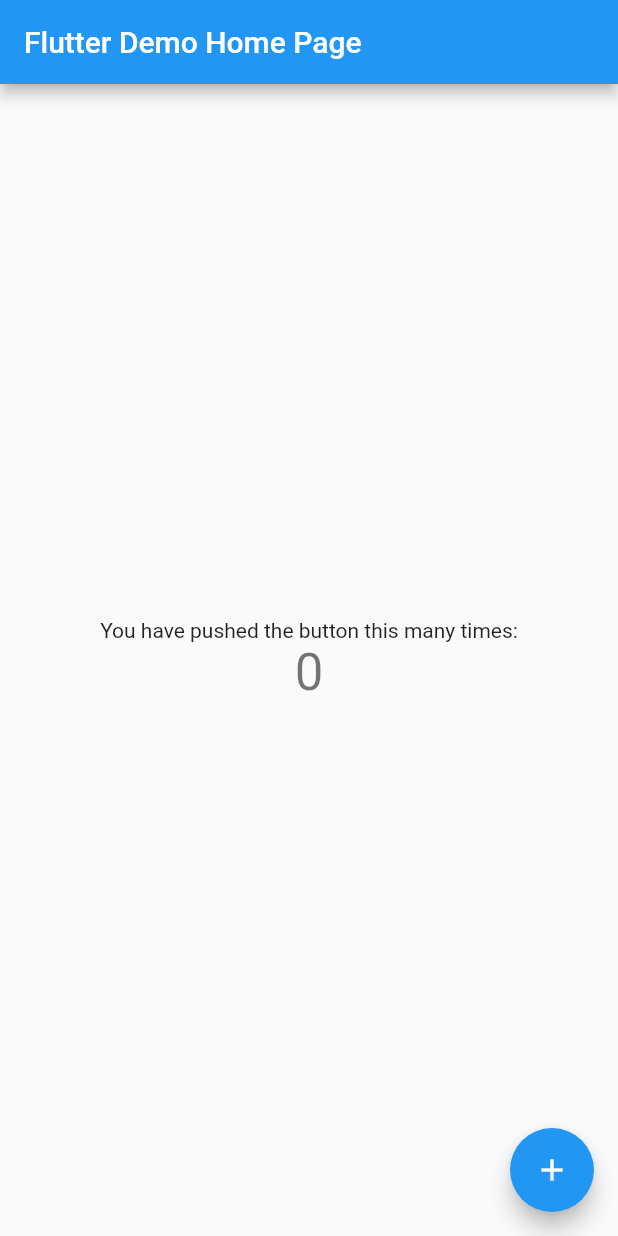
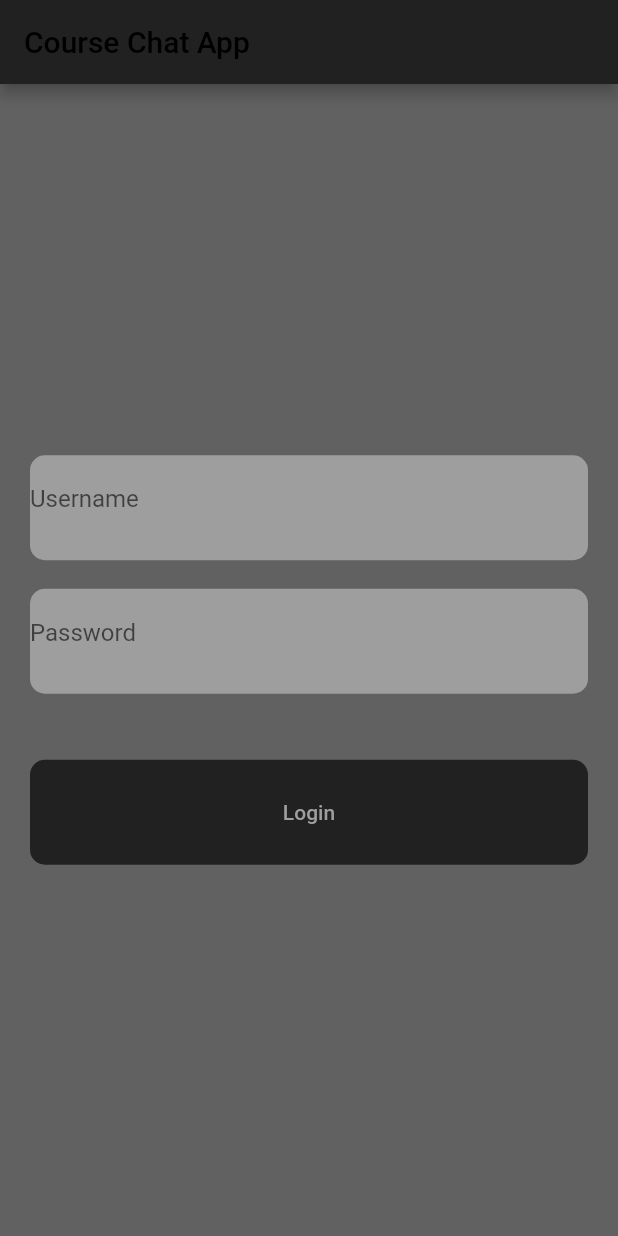
Before and after one commit to tusharbansal22/CS200-Chat-App, a Flutter app: the screen it shows after launch, on a phone screen of 412 x 824 dp. Run offline on Flutter 3.47's test engine with Material 2 defaults, Android fonts, the phone set to English and light mode, and no system bars; our stand-ins replace supabase_flutter; accounts and stored records are empty.

Commit message:
added login screens

```diff
--- a/lib/main.dart
+++ b/lib/main.dart
@@ -1,115 +1,32 @@
+import 'package:chat/screens/home.dart';
+import 'package:chat/screens/login.dart';
 import 'package:flutter/material.dart';
-
-void main() {
-  runApp(const MyApp());
+import 'package:supabase_flutter/supabase_flutter.dart';
+Future<void> main() async {
+  await Supabase.initialize(
+    url: 'https://qzllztxvkogyfjebfpjr.supabase.co',
+    anonKey: 'eyJhbGciOiJIUzI1NiIsInR5cCI6IkpXVCJ9.eyJpc3MiOiJzdXBhYmFzZSIsInJlZiI6InF6bGx6dHh2a29neWZqZWJmcGpyIiwicm9sZSI6ImFub24iLCJpYXQiOjE2NzgyMTYwMjQsImV4cCI6MTk5Mzc5MjAyNH0.sGtNZqRvtiR3I1rAgcMeiuAzIvpsCxxc_uEEC9lAWH4',
+  );
+  runApp(MyApp());
 }
 
+
 class MyApp extends StatelessWidget {
-  const MyApp({super.key});
-
-  // This widget is the root of your application.
+   const MyApp({super.key});
   @override
   Widget build(BuildContext context) {
+    final supabase = Supabase.instance.client;
     return MaterialApp(
       title: 'Flutter Demo',
       theme: ThemeData(
-        // This is the theme of your application.
-        //
-        // Try running your application with "flutter run". You'll see the
-        // application has a blue toolbar. Then, without quitting the app, try
-        // changing the primarySwatch below to Colors.green and then invoke
-        // "hot reload" (press "r" in the console where you ran "flutter run",
-        // or simply save your changes to "hot reload" in a Flutter IDE).
-        // Notice that the counter didn't reset back to zero; the application
-        // is not restarted.
-        primarySwatch: Colors.blue,
+        primarySwatch: Colors.grey,
       ),
-      home: const MyHomePage(title: 'Flutter Demo Home Page'),
+      routes: {
+        'home':(context)=>Home(),
+        'login':(context)=>Login()
+
+      },
+      initialRoute: supabase.auth.currentUser != null?'home':'login',
     );
   }
 }
-
-class MyHomePage extends StatefulWidget {
-  const MyHomePage({super.key, required this.title});
-
-  // This widget is the home page of your application. It is stateful, meaning
-  // that it has a State object (defined below) that contains fields that affect
-  // how it looks.
-
-  // This class is the configuration for the state. It holds the values (in this
-  // case the title) provided by the parent (in this case the App widget) and
-  // used by the build method of the State. Fields in a Widget subclass are
-  // always marked "final".
-
-  final String title;
-
-  @override
-  State<MyHomePage> createState() => _MyHomePageState();
-}
-
-class _MyHomePageState extends State<MyHomePage> {
-  int _counter = 0;
-
-  void _incrementCounter() {
-    setState(() {
-      // This call to setState tells the Flutter framework that something has
-      // changed in this State, which causes it to rerun the build method below
-      // so that the display can reflect the updated values. If we changed
-      // _counter without calling setState(), then the build method would not be
-      // called again, and so nothing would appear to happen.
-      _counter++;
-    });
-  }
-
-  @override
-  Widget build(BuildContext context) {
-    // This method is rerun every time setState is called, for instance as done
-    // by the _incrementCounter method above.
-    //
-    // The Flutter framework has been optimized to make rerunning build methods
-    // fast, so that you can just rebuild anything that needs updating rather
-    // than having to individually change instances of widgets.
-    return Scaffold(
-      appBar: AppBar(
-        // Here we take the value from the MyHomePage object that was created by
-        // the App.build method, and use it to set our appbar title.
-        title: Text(widget.title),
-      ),
-      body: Center(
-        // Center is a layout widget. It takes a single child and positions it
-        // in the middle of the parent.
-        child: Column(
-          // Column is also a layout widget. It takes a list of children and
-          // arranges them vertically. By default, it sizes itself to fit its
-          // children horizontally, and tries to be as tall as its parent.
-          //
-          // Invoke "debug painting" (press "p" in the console, choose the
-          // "Toggle Debug Paint" action from the Flutter Inspector in Android
-          // Studio, or the "Toggle Debug Paint" command in Visual Studio Code)
-          // to see the wireframe for each widget.
-          //
-          // Column has various properties to control how it sizes itself and
-          // how it positions its children. Here we use mainAxisAlignment to
-          // center the children vertically; the main axis here is the vertical
-          // axis because Columns are vertical (the cross axis would be
-          // horizontal).
-          mainAxisAlignment: MainAxisAlignment.center,
-          children: <Widget>[
-            const Text(
-              'You have pushed the button this many times:',
-            ),
-            Text(
-              '$_counter',
-              style: Theme.of(context).textTheme.headlineMedium,
-            ),
-          ],
-        ),
-      ),
-      floatingActionButton: FloatingActionButton(
-        onPressed: _incrementCounter,
-        tooltip: 'Increment',
-        child: const Icon(Icons.add),
-      ), // This trailing comma makes auto-formatting nicer for build methods.
-    );
-  }
-}
--- /dev/null
+++ b/lib/screens/home.dart
@@ -0,0 +1,18 @@
+import 'package:flutter/material.dart';
+
+class Home extends StatefulWidget {
+  const Home({Key? key}) : super(key: key);
+
+  @override
+  State<Home> createState() => _HomeState();
+}
+
+class _HomeState extends State<Home> {
+  @override
+  Widget build(BuildContext context) {
+    return Scaffold(
+      appBar: AppBar(title: Text("Course Chat App"),backgroundColor: Colors.grey.shade700,),
+      body: Text('Home Screen'),
+    );
+  }
+}
--- /dev/null
+++ b/lib/screens/login.dart
@@ -0,0 +1,80 @@
+import 'package:flutter/material.dart';
+import 'package:flutter/services.dart';
+import 'package:supabase_flutter/supabase_flutter.dart';
+
+class Login extends StatefulWidget {
+  const Login({Key? key}) : super(key: key);
+
+  @override
+  State<Login> createState() => _LoginState();
+}
+
+class _LoginState extends State<Login> {
+  @override
+  final supabase = Supabase.instance.client;
+  var username = "";
+  var pass = "";
+  Widget build(BuildContext context) {
+    return Scaffold(
+      appBar: AppBar(
+        title: Text('Course Chat App'),
+        backgroundColor: Colors.grey.shade900,
+      ),
+      body: Container(
+        width: double.infinity,
+        color: Colors.grey.shade700,
+        child: Column(
+          mainAxisAlignment: MainAxisAlignment.center,
+          crossAxisAlignment: CrossAxisAlignment.center,
+          children: [
+            Container(
+              height: 70,
+              decoration: BoxDecoration(
+                  color: Colors.grey.shade500,
+                  borderRadius: BorderRadius.circular(10)),
+              margin: EdgeInsets.symmetric(vertical: 2, horizontal: 20),
+              child: TextFormField(
+                textAlign: TextAlign.center,
+                decoration: InputDecoration(
+                    labelText: "Username",
+                    border: InputBorder.none),
+                onChanged: (value) {
+                  username = value;
+                },
+              ),
+            ),
+            SizedBox(height: 15,),
+
+            Container(
+              height: 70,
+              decoration: BoxDecoration(
+                  color: Colors.grey.shade500,
+                  borderRadius: BorderRadius.circular(10)),
+              margin: EdgeInsets.symmetric(vertical: 2, horizontal: 20),
+              child: TextFormField(
+                onChanged: (value) {
+                  pass = value;
+                },
+                obscureText: true,
+                textAlign: TextAlign.center,
+                decoration: InputDecoration(
+                  labelText: "Password",
+                    border: InputBorder.none),
+              ),
+            ),
+            SizedBox(height: 40,),
+            Container(
+              height: 70,
+              width: double.infinity,
+              decoration: BoxDecoration(
+                  color: Colors.grey.shade900,
+                  borderRadius: BorderRadius.circular(10)),
+              margin: EdgeInsets.symmetric(vertical: 2, horizontal: 20),
+              child: TextButton(onPressed: (){},child: Text('Login'),),
+            ),
+          ],
+        ),
+      ),
+    );
+  }
+}
--- a/pubspec.yaml
+++ b/pubspec.yaml
@@ -35,6 +35,7 @@ dependencies:
   # The following adds the Cupertino Icons font to your application.
   # Use with the CupertinoIcons class for iOS style icons.
   cupertino_icons: ^1.0.2
+  supabase_flutter: ^1.4.2
 
 dev_dependencies:
   flutter_test:
```
Also changed, not shown: pubspec.lock, 5 other files.
